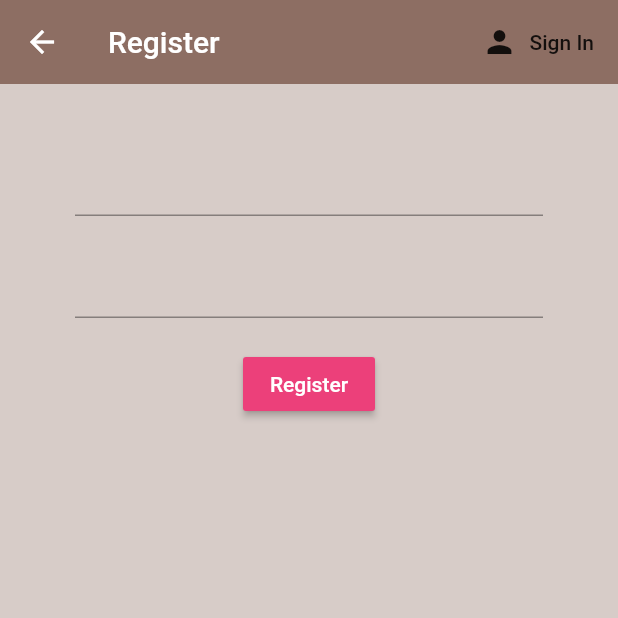
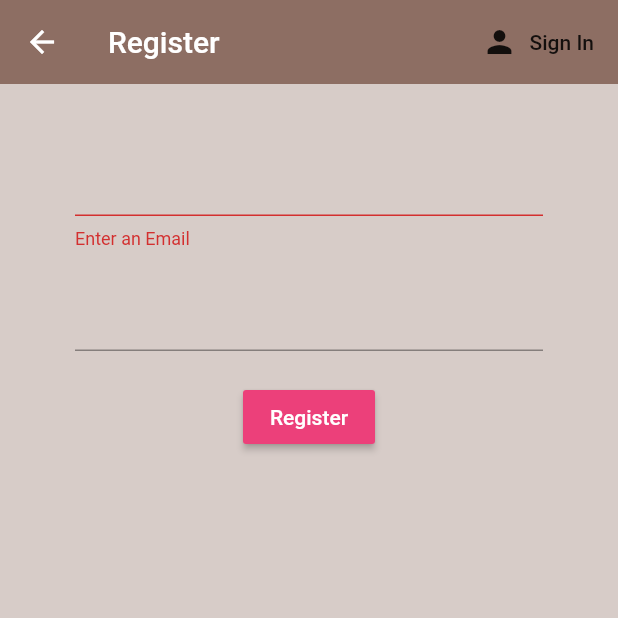
Before and after one commit to yasithWimukthi/brew_crew, a Flutter app: the Register screen opened directly, after a tap on "Register", on a phone screen of 412 x 824 dp, the top half of it. Run offline on Flutter 3.47's test engine with Material 2 defaults, Android fonts, the phone set to English and light mode, and no system bars; our stand-ins replace firebase_auth; accounts and stored records are empty; statements that could not run were skipped.

Commit message:
Register With Email & Password

```diff
--- a/lib/screens/authenticate/register.dart
+++ b/lib/screens/authenticate/register.dart
@@ -45,6 +45,7 @@ class _RegisterState extends State<Register> {
             children: <Widget>[
               SizedBox(height: 20.0),
               TextFormField(
+                validator: (val) => val.isEmpty ? 'Enter an Email' : null,
                 onChanged: (val){
                   setState(()=> email = val);
                 },
@@ -66,7 +67,9 @@ class _RegisterState extends State<Register> {
                   ),
                 ),
                 onPressed: () async{
+                  if(_formKey.currentState.validate()){
 
+                  }
                 },
               ),
             ],
```
